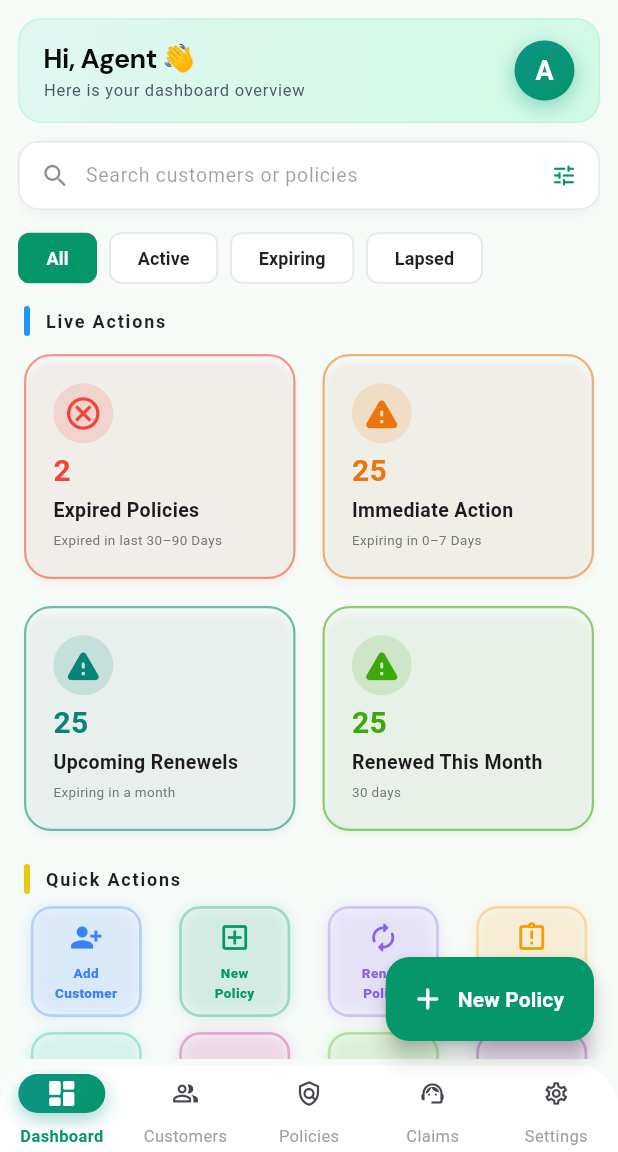
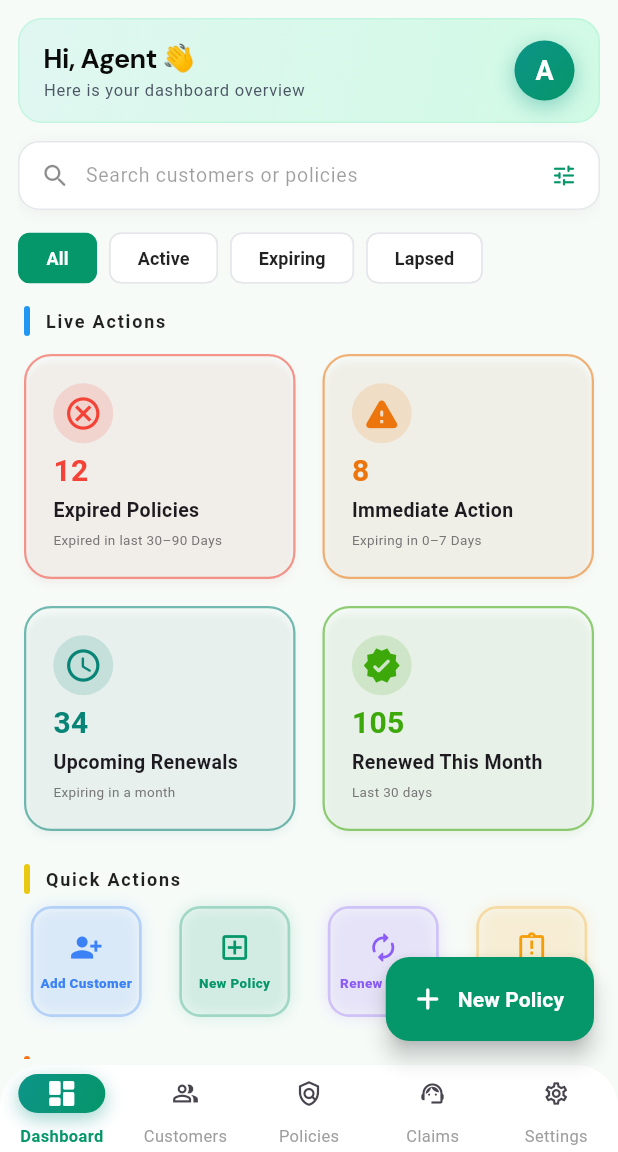
Before and after one commit to fahimfrk/project-insurance-app, a Flutter app: the InsuranceDashboard screen opened directly, on a phone screen of 412 x 824 dp, the part 84-1236 px from its top. Run offline on Flutter 3.47's test engine with Material 3 defaults, Android fonts, the phone set to English and light mode, and no system bars; our stand-ins replace google_fonts, supabase_flutter; accounts and stored records are empty.

Commit message:
Add demo data to insurance dashboard
Show sample metrics when the database is empty and fill recent policies with demo records. Demo records display a notice instead of opening a policy detail.

```diff
--- a/lib/admininsuraance.dart
+++ b/lib/admininsuraance.dart
@@ -49,14 +49,12 @@ class _InsuranceDashboardState extends State<InsuranceDashboard> {
   int navIndex = 0;
   String selectedFilter = 'All';
   bool isRefreshing = false;
+  bool _loading = true;
 
   final List<String> filters = const ['All', 'Active', 'Expiring', 'Lapsed'];
 
   DashboardMetrics _metrics = const DashboardMetrics();
-  //List<Map<String, String>> _recentPolicies = [];
-  List<dynamic> recentPolicies = [];
-  List<dynamic> _recentPolicies = [];
-  bool _loading = true;
+  List<Map<String, String>> recentPolicies = [];
 
   @override
   void initState() {
@@ -64,14 +62,62 @@ class _InsuranceDashboardState extends State<InsuranceDashboard> {
     _loadDashboardData();
   }
 
+  // =======================================================================
+  // HYBRID DATA LOADER: REAL DB + FAKE DEMO DATA
+  // =======================================================================
   Future<void> _loadDashboardData() async {
+    setState(() => _loading = true);
     try {
-      final metrics = await SupabaseService.getDashboardMetrics();
-      final recent = await SupabaseService.getRecentPolicies(limit: 6);
+      // 1. Fetch REAL data from Supabase
+      DashboardMetrics realMetrics = await SupabaseService.getDashboardMetrics();
+      List<Map<String, String>> realRecent = await SupabaseService.getRecentPolicies(limit: 6);
+
+      // 2. If DB is empty, use fake numbers for the demo
+      if (realMetrics.totalPolicies == 0) {
+        _metrics = const DashboardMetrics(
+          immediateAction: 8,
+          upcomingRenewals: 34,
+          lapsedPolicies: 12,
+          activePolicies: 250,
+          renewedThisMonth: 105,
+          totalPolicies: 304,
+        );
+      } else {
+        _metrics = realMetrics; // Use the real numbers!
+      }
+
+      // 3. Create some fake policies
+      final fakePolicies = [
+        {
+          'id': 'fake1',
+          'customer': 'Rahul Menon',
+          'type': 'Comprehensive',
+          'vehicle': 'Toyota Innova · KL-07-AB-1234',
+          'note': 'Expires in 3 days',
+          'status': 'urgent',
+        },
+        {
+          'id': 'fake2',
+          'customer': 'Priya Sharma',
+          'type': 'Third Party',
+          'vehicle': 'Maruti Swift · KL-01-CD-5678',
+          'note': 'Expires in 12 days',
+          'status': 'upcoming',
+        },
+        {
+          'id': 'fake3',
+          'customer': 'Anil Kumar',
+          'type': 'B2B',
+          'vehicle': 'Tata Nexon · KL-10-EF-9012',
+          'note': 'Lapsed 2 days ago',
+          'status': 'lapsed',
+        },
+      ];
+
+      // 4. Combine them! Real policies go at the top, fake ones fill the bottom
       if (mounted) {
         setState(() {
-          _metrics = metrics;
-          _recentPolicies = recent;
+          recentPolicies = [...realRecent, ...fakePolicies].take(6).toList();
           _loading = false;
         });
       }
@@ -139,7 +185,6 @@ class _InsuranceDashboardState extends State<InsuranceDashboard> {
         height: 74,
         decoration: BoxDecoration(
           borderRadius: BorderRadius.circular(14),
-
           border: Border.all(color: colr.withValues(alpha: 0.3), width: 1.8),
           boxShadow: [
             BoxShadow(color: colr.withValues(alpha: 0.15), blurRadius: 8),
@@ -407,13 +452,17 @@ class _InsuranceDashboardState extends State<InsuranceDashboard> {
     return InkWell(
       borderRadius: BorderRadius.circular(14),
       onTap: () {
-        if (item['id'] != null && item['id']!.isNotEmpty) {
+        if (item['id'] != null && !item['id']!.startsWith('fake')) {
           Navigator.push(
             context,
             MaterialPageRoute(
               builder: (context) => InsuranceDetailView(docid: item['id']!),
             ),
           ).then((_) => _loadDashboardData());
+        } else {
+           ScaffoldMessenger.of(context).showSnackBar(
+              const SnackBar(content: Text('This is a demo record.')),
+           );
         }
       },
       child: Container(
@@ -548,11 +597,7 @@ class _InsuranceDashboardState extends State<InsuranceDashboard> {
 
   @override
   Widget build(BuildContext context) {
-    // Auto theme detection: reads the device/system brightness directly from
-    // MediaQuery, so this dashboard automatically switches its light/dark
-    // palette whenever the system theme changes — no manual toggle needed.
-    final bool isDark =
-        MediaQuery.of(context).platformBrightness == Brightness.dark;
+    final bool isDark = MediaQuery.of(context).platformBrightness == Brightness.dark;
 
     final bgColor = isDark ? Color(0xFF0F1714) : Color(0xFFF6FBF8);
     final cardColor = isDark ? Color(0xFF1E1E1E) : Colors.white;
@@ -801,7 +846,7 @@ class _InsuranceDashboardState extends State<InsuranceDashboard> {
                       child: DashboardCard(
                         title: 'Expired Policies',
                         subtitle: 'Expired in last 30–90 Days',
-                        count: 2,
+                        count: _metrics.lapsedPolicies,
                         color: Colors.red,
                         icon: Icons.cancel_outlined,
                       ),
@@ -812,7 +857,7 @@ class _InsuranceDashboardState extends State<InsuranceDashboard> {
                       child: DashboardCard(
                         title: 'Immediate Action',
                         subtitle: 'Expiring in 0–7 Days',
-                        count: 25,
+                        count: _metrics.immediateAction,
                         color: const Color.fromARGB(255, 236, 117, 13),
                         icon: Icons.warning_rounded,
                       ),
@@ -821,11 +866,11 @@ class _InsuranceDashboardState extends State<InsuranceDashboard> {
                       width:
                           (MediaQuery.of(context).size.width - 12 * 2 - 10) / 2,
                       child: DashboardCard(
-                        title: 'Upcoming Renewels',
+                        title: 'Upcoming Renewals',
                         subtitle: 'Expiring in a month',
-                        count: 25,
+                        count: _metrics.upcomingRenewals,
                         color: const Color.fromARGB(255, 7, 132, 117),
-                        icon: Icons.warning_rounded,
+                        icon: Icons.access_time_rounded,
                       ),
                     ),
                     SizedBox(
@@ -833,10 +878,10 @@ class _InsuranceDashboardState extends State<InsuranceDashboard> {
                           (MediaQuery.of(context).size.width - 12 * 2 - 10) / 2,
                       child: DashboardCard(
                         title: 'Renewed This Month',
-                        subtitle: '30 days',
-                        count: 25,
+                        subtitle: 'Last 30 days',
+                        count: _metrics.renewedThisMonth,
                         color: const Color.fromARGB(255, 60, 168, 10),
-                        icon: Icons.warning_rounded,
+                        icon: Icons.verified_rounded,
                       ),
                     ),
                   ],
@@ -855,56 +900,32 @@ class _InsuranceDashboardState extends State<InsuranceDashboard> {
                   alignment: WrapAlignment.spaceAround,
                   children: [
                     quickaction(
-                      'Add      Customer',
+                      'Add Customer',
                       Icons.person_add_alt_1,
                       Color(0xFF3B82F6),
                       1,
                     ),
                     quickaction(
-                      'New           Policy',
+                      'New Policy',
                       Icons.add_box_outlined,
                       Color(0xFF059669),
                       2,
                     ),
                     quickaction(
-                      'Renew          Policy',
+                      'Renew Policy',
                       Icons.autorenew_rounded,
                       Color(0xFF8B5CF6),
                       3,
                     ),
                     quickaction(
-                      'File              Claim',
+                      'File Claim',
                       Icons.assignment_late_outlined,
                       Color(0xFFF59E0B),
                       4,
                     ),
-                    quickaction(
-                      'Reports',
-                      Icons.insert_chart_outlined_rounded,
-                      Color(0xFF14B8A6),
-                      5,
-                    ),
-                    quickaction(
-                      'Reports',
-                      Icons.insert_chart_outlined_rounded,
-                      Color.fromARGB(255, 184, 20, 135),
-                      6,
-                    ),
-                    quickaction(
-                      'Reports',
-                      Icons.insert_chart_outlined_rounded,
-                      Color.fromARGB(255, 56, 184, 20),
-                      7,
-                    ),
-                    quickaction(
-                      'Back Up',
-                      Icons.insert_chart_outlined_rounded,
-                      Color.fromARGB(255, 140, 20, 173),
-                      8,
-                    ),
                   ],
                 ),
-                SizedBox(height: 6),
+                SizedBox(height: 12),
                 Row(
                   mainAxisAlignment: MainAxisAlignment.spaceBetween,
                   children: [
@@ -938,8 +959,6 @@ class _InsuranceDashboardState extends State<InsuranceDashboard> {
     );
   }
 }
-
-//custom widgets
 
 // Custom widgets with theme support
 class custommainheading extends StatelessWidget {
@@ -983,8 +1002,6 @@ class custommainheading extends StatelessWidget {
     );
   }
 }
-
-//dashboard immediate info
 
 class DashboardCard extends StatelessWidget {
   final String title;
```
